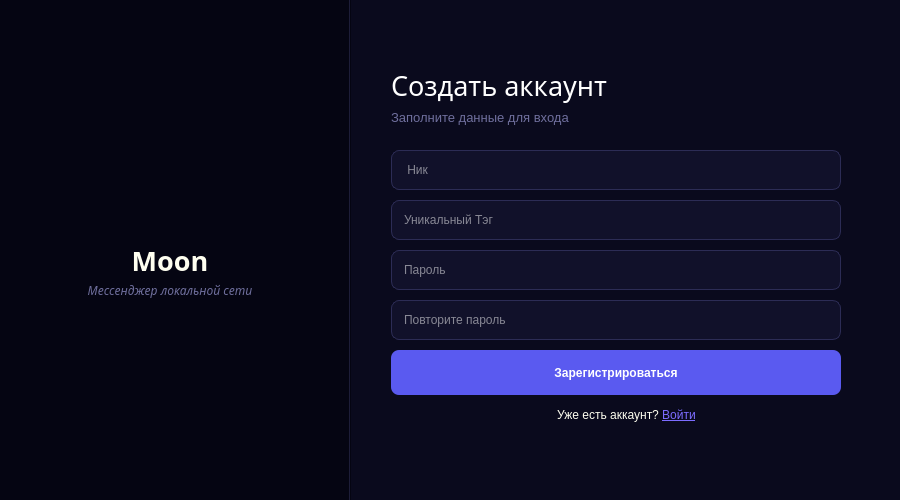
First picture: the form in Client+logins/loginwindows.ui, repository ZefirRX/Moon, before the edit.
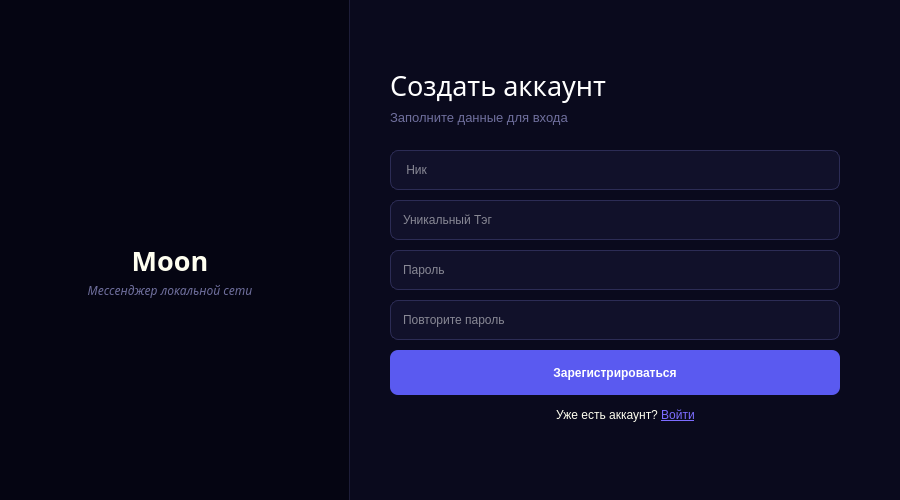
Second picture: the form after the edit. Icons and pictures are not drawn.

Patch:
```diff
--- a/Client+logins/loginwindows.ui
+++ b/Client+logins/loginwindows.ui
@@ -20,7 +20,7 @@
    <enum>Qt::LayoutDirection::LeftToRight</enum>
   </property>
   <property name="styleSheet">
-   <string notr="true">background-color: #050512;</string>
+   <string notr="true"/>
   </property>
   <widget class="QWidget" name="leftPanel" native="true">
    <property name="geometry">
@@ -124,9 +124,9 @@
   <widget class="QWidget" name="rightPanel" native="true">
    <property name="geometry">
     <rect>
-     <x>351</x>
+     <x>350</x>
      <y>0</y>
-     <width>550</width>
+     <width>551</width>
      <height>520</height>
     </rect>
    </property>
```
